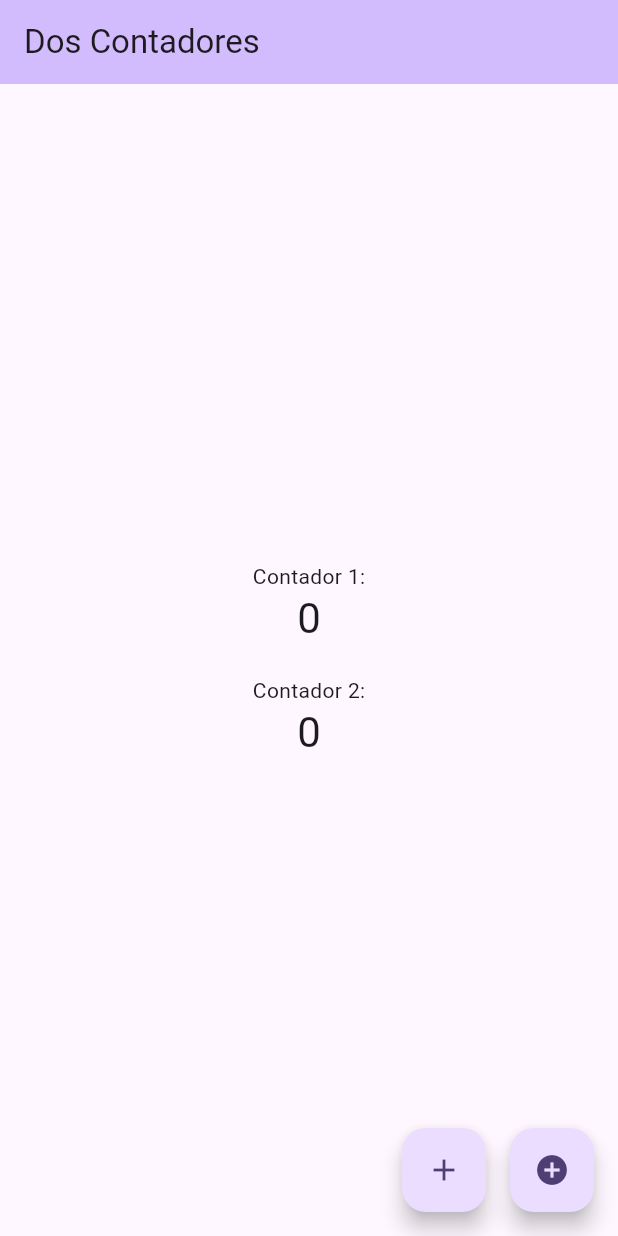
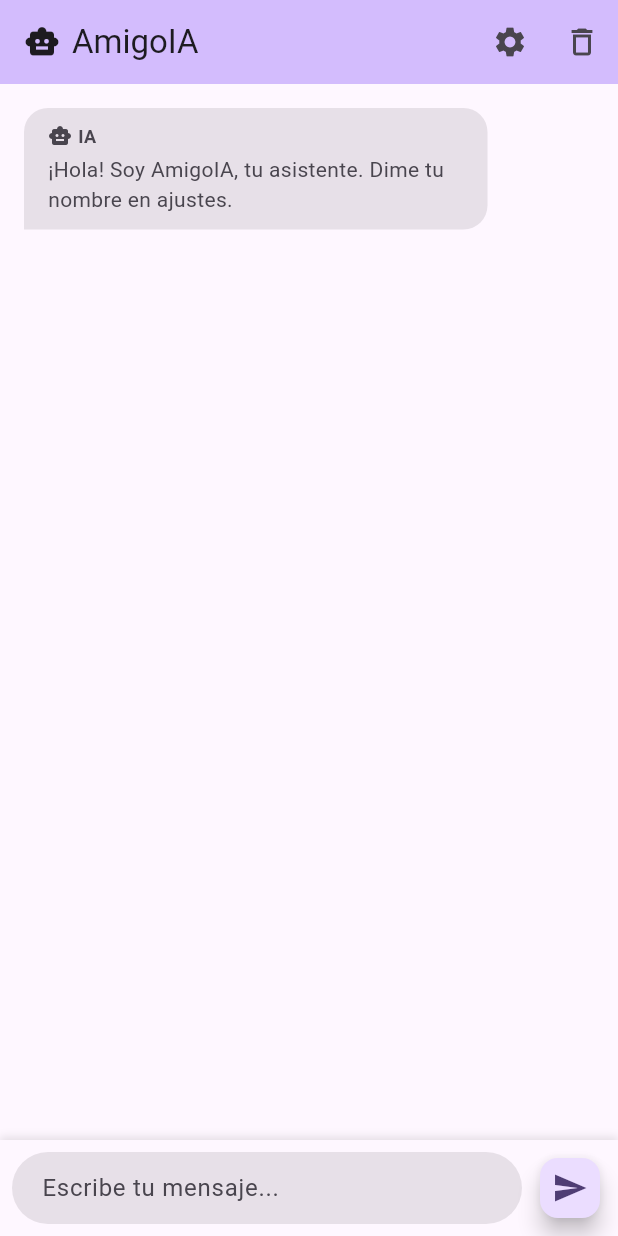
Before and after one commit to 0RLAND0-AV/ProgramacionMovil-AUX, a Flutter app: the screen it shows after launch, on a phone screen of 412 x 824 dp. Run offline on Flutter 3.47's test engine with Material 3 defaults, Android fonts, the phone set to English and light mode, and no system bars; our stand-ins replace flutter_dotenv, shared_preferences, sqflite; accounts and stored records are empty.

```diff
--- /dev/null
+++ b/devtools_options.yaml
@@ -0,0 +1,3 @@
+description: This file stores settings for Dart & Flutter DevTools.
+documentation: https://docs.flutter.dev/tools/devtools/extensions#configure-extension-enablement-states
+extensions:
--- a/lib/main.dart
+++ b/lib/main.dart
@@ -1,6 +1,10 @@
 import 'package:flutter/material.dart';
+import 'screens/chatbot_screen.dart';
+import 'package:flutter_dotenv/flutter_dotenv.dart';
 
-void main() {
+Future<void> main() async {
+  WidgetsFlutterBinding.ensureInitialized();
+  await dotenv.load(fileName: '.env');
   runApp(const MyApp());
 }
 
@@ -10,82 +14,13 @@ class MyApp extends StatelessWidget {
   @override
   Widget build(BuildContext context) {
     return MaterialApp(
-      debugShowCheckedModeBanner: false, // quita la etiqueta DEBUG
-      title: 'Dos Contadores',
+      debugShowCheckedModeBanner: false,
+      title: 'Asistente Virtual',
       theme: ThemeData(
         colorScheme: ColorScheme.fromSeed(seedColor: Colors.deepPurple),
+        useMaterial3: true,
       ),
-      home: const MyHomePage(title: 'Dos Contadores'),
+      home: const ChatbotScreen(),
     );
   }
 }
-
-class MyHomePage extends StatefulWidget {
-  const MyHomePage({super.key, required this.title});
-
-  final String title;
-
-  @override
-  State<MyHomePage> createState() => _MyHomePageState();
-}
-
-class _MyHomePageState extends State<MyHomePage> {
-  int _counter1 = 0;
-  int _counter2 = 0;
-
-  void _incrementCounter1() {
-    setState(() {
-      _counter1++;
-    });
-  }
-
-  void _incrementCounter2() {
-    setState(() {
-      _counter2++;
-    });
-  }
-
-  @override
-  Widget build(BuildContext context) {
-    return Scaffold(
-      appBar: AppBar(
-        backgroundColor: Theme.of(context).colorScheme.inversePrimary,
-        title: Text(widget.title),
-      ),
-      body: Center(
-        child: Column(
-          mainAxisAlignment: MainAxisAlignment.center,
-          children: <Widget>[
-            const Text('Contador 1:'),
-            Text(
-              '$_counter1',
-              style: Theme.of(context).textTheme.headlineMedium,
-            ),
-            const SizedBox(height: 20),
-            const Text('Contador 2:'),
-            Text(
-              '$_counter2',
-              style: Theme.of(context).textTheme.headlineMedium,
-            ),
-          ],
-        ),
-      ),
-      floatingActionButton: Row(
-        mainAxisAlignment: MainAxisAlignment.end,
-        children: [
-          FloatingActionButton(
-            onPressed: _incrementCounter1,
-            tooltip: 'Incrementar Contador 1',
-            child: const Icon(Icons.add),
-          ),
-          const SizedBox(width: 16),
-          FloatingActionButton(
-            onPressed: _incrementCounter2,
-            tooltip: 'Incrementar Contador 2',
-            child: const Icon(Icons.add_circle),
-          ),
-        ],
-      ),
-    );
-  }
-}
--- /dev/null
+++ b/lib/models/chat_message.dart
@@ -0,0 +1,11 @@
+class ChatMessage {
+  final String text;
+  final bool isUser;
+  final DateTime timestamp;
+
+  ChatMessage({
+    required this.text,
+    required this.isUser,
+    DateTime? timestamp,
+  }) : timestamp = timestamp ?? DateTime.now();
+}
--- /dev/null
+++ b/lib/screens/chatbot_screen.dart
@@ -0,0 +1,296 @@
+import 'package:flutter/material.dart';
+import '../models/chat_message.dart';
+import '../services/gemini_service.dart';
+import '../services/chat_db.dart';
+import '../services/settings_service.dart';
+
+class ChatbotScreen extends StatefulWidget {
+  const ChatbotScreen({super.key});
+
+  @override
+  State<ChatbotScreen> createState() => _ChatbotScreenState();
+}
+
+class _ChatbotScreenState extends State<ChatbotScreen> {
+  final TextEditingController _messageController = TextEditingController();
+  final ScrollController _scrollController = ScrollController();
+  final GeminiService _geminiService = GeminiService();
+  final ChatDb _db = ChatDb();
+  final SettingsService _settings = SettingsService();
+  final List<ChatMessage> _messages = [];
+  bool _isLoading = false;
+  String _aiName = 'AmigoIA';
+  String _userName = 'Tú';
+
+  @override
+  void initState() {
+    super.initState();
+    _loadSettingsAndHistory();
+  }
+
+  Future<void> _loadSettingsAndHistory() async {
+    final ai = await _settings.getAiName();
+    final user = await _settings.getUserName();
+    final rows = await _db.getAllMessages();
+
+    setState(() {
+      _aiName = ai;
+      _userName = user;
+      _messages.clear();
+      if (rows.isEmpty) {
+        _messages.add(ChatMessage(
+          text: '¡Hola! Soy $_aiName, tu asistente. Dime tu nombre en ajustes.' ,
+          isUser: false,
+        ));
+      } else {
+        for (final r in rows) {
+          _messages.add(ChatMessage(
+            text: r['text'] as String,
+            isUser: (r['isUser'] as int) == 1,
+            timestamp: DateTime.parse(r['timestamp'] as String),
+          ));
+        }
+      }
+    });
+    _scrollToBottom();
+  }
+
+  void _scrollToBottom() {
+    WidgetsBinding.instance.addPostFrameCallback((_) {
+      if (_scrollController.hasClients) {
+        _scrollController.animateTo(
+          _scrollController.position.maxScrollExtent,
+          duration: const Duration(milliseconds: 300),
+          curve: Curves.easeOut,
+        );
+      }
+    });
+  }
+
+  Future<void> _sendMessage() async {
+    final message = _messageController.text.trim();
+    if (message.isEmpty || _isLoading) return;
+
+    setState(() {
+      _messages.add(ChatMessage(text: message, isUser: true));
+      _isLoading = true;
+    });
+    _messageController.clear();
+    await _db.insertMessage(message, true, DateTime.now().toIso8601String());
+    _scrollToBottom();
+
+    // Prepare recent context (last 6 messages)
+    final recentRows = await _db.getLastNMessages(6);
+    final recentMessages = recentRows.map((r) {
+      return {
+        'isUser': (r['isUser'] as int).toString(),
+        'text': r['text'] as String,
+      };
+    }).toList();
+
+    final response = await _geminiService.sendMessage(
+      message,
+      aiName: _aiName,
+      userName: _userName,
+      recentMessages: recentMessages,
+    );
+
+    setState(() {
+      _messages.add(ChatMessage(text: response, isUser: false));
+      _isLoading = false;
+    });
+    await _db.insertMessage(response, false, DateTime.now().toIso8601String());
+    _scrollToBottom();
+  }
+
+  Future<void> _clearHistory() async {
+    await _db.clearMessages();
+    setState(() {
+      _messages.clear();
+      _messages.add(ChatMessage(text: '¡Hola! Soy $_aiName, tu asistente.', isUser: false));
+    });
+  }
+
+  Future<void> _openSettings() async {
+    final aiController = TextEditingController(text: _aiName);
+    final userController = TextEditingController(text: _userName);
+
+    final result = await showDialog<bool>(
+      context: context,
+      builder: (context) => AlertDialog(
+        title: const Text('Ajustes'),
+        content: Column(
+          mainAxisSize: MainAxisSize.min,
+          children: [
+            TextField(
+              controller: aiController,
+              decoration: const InputDecoration(labelText: 'Nombre de la IA'),
+            ),
+            TextField(
+              controller: userController,
+              decoration: const InputDecoration(labelText: 'Tu nombre'),
+            ),
+          ],
+        ),
+        actions: [
+          TextButton(onPressed: () => Navigator.pop(context, false), child: const Text('Cancelar')),
+          ElevatedButton(
+            onPressed: () async {
+              await _settings.saveAiName(aiController.text.trim());
+              await _settings.saveUserName(userController.text.trim());
+              Navigator.pop(context, true);
+            },
+            child: const Text('Guardar'),
+          ),
+        ],
+      ),
+    );
+
+    if (result == true) {
+      final ai = await _settings.getAiName();
+      final user = await _settings.getUserName();
+      setState(() {
+        _aiName = ai;
+        _userName = user;
+      });
+    }
+  }
+
+  @override
+  void dispose() {
+    _messageController.dispose();
+    _scrollController.dispose();
+    super.dispose();
+  }
+
+  @override
+  Widget build(BuildContext context) {
+    return Scaffold(
+      appBar: AppBar(
+        backgroundColor: Theme.of(context).colorScheme.inversePrimary,
+        title: Row(children: [
+          const Icon(Icons.smart_toy),
+          const SizedBox(width: 8),
+          Text(_aiName),
+        ]),
+        actions: [
+          IconButton(
+            icon: const Icon(Icons.settings),
+            onPressed: _openSettings,
+            tooltip: 'Ajustes',
+          ),
+          IconButton(
+            icon: const Icon(Icons.delete_outline),
+            onPressed: _clearHistory,
+            tooltip: 'Limpiar historial',
+          ),
+        ],
+      ),
+      body: Column(
+        children: [
+          Expanded(
+            child: ListView.builder(
+              controller: _scrollController,
+              padding: const EdgeInsets.all(16),
+              itemCount: _messages.length,
+              itemBuilder: (context, index) {
+                final message = _messages[index];
+                return _MessageBubble(message: message);
+              },
+            ),
+          ),
+          if (_isLoading)
+            const Padding(
+              padding: EdgeInsets.all(8.0),
+              child: Row(
+                mainAxisAlignment: MainAxisAlignment.center,
+                children: [
+                  SizedBox(width: 20, height: 20, child: CircularProgressIndicator(strokeWidth: 2)),
+                  SizedBox(width: 8),
+                  Text('Escribiendo...'),
+                ],
+              ),
+            ),
+          Container(
+            padding: const EdgeInsets.all(8),
+            decoration: BoxDecoration(
+              color: Theme.of(context).colorScheme.surface,
+              boxShadow: [
+                BoxShadow(color: Colors.black.withOpacity(0.1), blurRadius: 4, offset: const Offset(0, -2)),
+              ],
+            ),
+            child: SafeArea(
+              child: Row(
+                children: [
+                  Expanded(
+                    child: TextField(
+                      controller: _messageController,
+                      decoration: InputDecoration(
+                        hintText: 'Escribe tu mensaje...',
+                        border: OutlineInputBorder(borderRadius: BorderRadius.circular(24), borderSide: BorderSide.none),
+                        filled: true,
+                        fillColor: Theme.of(context).colorScheme.surfaceContainerHighest,
+                        contentPadding: const EdgeInsets.symmetric(horizontal: 16, vertical: 8),
+                      ),
+                      textInputAction: TextInputAction.send,
+                      onSubmitted: (_) => _sendMessage(),
+                      maxLines: null,
+                    ),
+                  ),
+                  const SizedBox(width: 8),
+                  FloatingActionButton(
+                    onPressed: _isLoading ? null : _sendMessage,
+                    mini: true,
+                    child: const Icon(Icons.send),
+                  ),
+                ],
+              ),
+            ),
+          ),
+        ],
+      ),
+    );
+  }
+}
+
+class _MessageBubble extends StatelessWidget {
+  final ChatMessage message;
+
+  const _MessageBubble({required this.message});
+
+  @override
+  Widget build(BuildContext context) {
+    final isUser = message.isUser;
+    final colorScheme = Theme.of(context).colorScheme;
+
+    return Align(
+      alignment: isUser ? Alignment.centerRight : Alignment.centerLeft,
+      child: Container(
+        margin: const EdgeInsets.only(bottom: 8),
+        padding: const EdgeInsets.symmetric(horizontal: 16, vertical: 10),
+        constraints: BoxConstraints(maxWidth: MediaQuery.of(context).size.width * 0.75),
+        decoration: BoxDecoration(
+          color: isUser ? colorScheme.primary : colorScheme.surfaceContainerHighest,
+          borderRadius: BorderRadius.only(
+            topLeft: const Radius.circular(16),
+            topRight: const Radius.circular(16),
+            bottomLeft: isUser ? const Radius.circular(16) : Radius.zero,
+            bottomRight: isUser ? Radius.zero : const Radius.circular(16),
+          ),
+        ),
+        child: Column(
+          crossAxisAlignment: CrossAxisAlignment.start,
+          children: [
+            Row(mainAxisSize: MainAxisSize.min, children: [
+              Icon(isUser ? Icons.person : Icons.smart_toy, size: 16, color: isUser ? colorScheme.onPrimary : colorScheme.onSurfaceVariant),
+              const SizedBox(width: 4),
+              Text(isUser ? 'Tú' : 'IA', style: TextStyle(fontWeight: FontWeight.bold, fontSize: 12, color: isUser ? colorScheme.onPrimary : colorScheme.onSurfaceVariant)),
+            ]),
+            const SizedBox(height: 4),
+            SelectableText(message.text, style: TextStyle(color: isUser ? colorScheme.onPrimary : colorScheme.onSurfaceVariant)),
+          ],
+        ),
+      ),
+    );
+  }
+}
--- /dev/null
+++ b/lib/services/settings_service.dart
@@ -0,0 +1,26 @@
+import 'package:shared_preferences/shared_preferences.dart';
+
+class SettingsService {
+  static const _keyAiName = 'ai_name';
+  static const _keyUserName = 'user_name';
+
+  Future<void> saveAiName(String name) async {
+    final prefs = await SharedPreferences.getInstance();
+    await prefs.setString(_keyAiName, name);
+  }
+
+  Future<void> saveUserName(String name) async {
+    final prefs = await SharedPreferences.getInstance();
+    await prefs.setString(_keyUserName, name);
+  }
+
+  Future<String> getAiName() async {
+    final prefs = await SharedPreferences.getInstance();
+    return prefs.getString(_keyAiName) ?? 'AmigoIA';
+  }
+
+  Future<String> getUserName() async {
+    final prefs = await SharedPreferences.getInstance();
+    return prefs.getString(_keyUserName) ?? 'Tú';
+  }
+}
```
Also changed, not shown: lib/services/chat_db.dart (added, +60 -0 lines), lib/services/gemini_service.dart (added, +77 -0 lines), pubspec.yaml (+8 -3 lines), pubspec.lock, resources/screens/chat1.jpg (added), resources/screens/chat2.jpg (added), resources/screens/chat3.jpg (added), resources/screens/home.jpg (added), resources/screens/settings.jpg (added), 3 other files.
